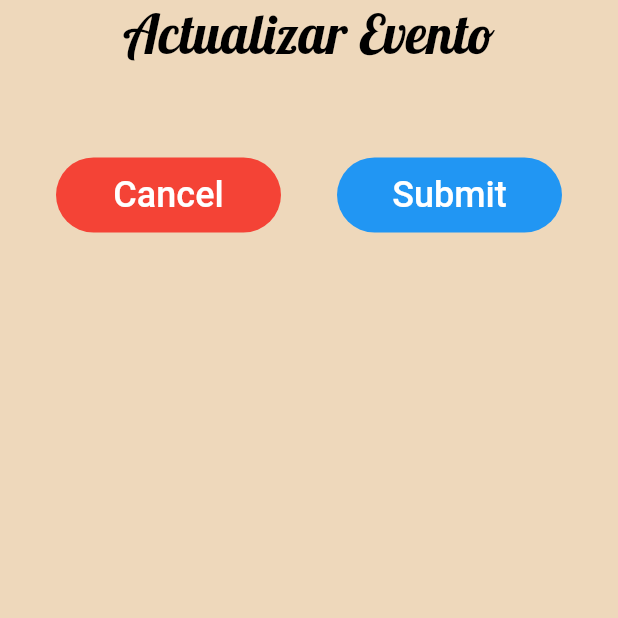
After one commit to pablove2001/La-chancla, a Flutter app: the EventsPage screen opened directly, item 3 of the bottom bar chosen, after a tap on the "edit" icon, on a phone screen of 412 x 824 dp, the top half of it. The commit adds this screen. Run offline on Flutter 3.47's test engine with Material 2 defaults, Android fonts, the phone set to English and light mode, and no system bars; our stand-ins replace flutter_signin_button; missing offline and left inert: flutter_multi_select_items; network calls fail.

Commit message:
Updated pages and widgets

```diff
--- a/lib/content/events.dart
+++ b/lib/content/events.dart
@@ -8,8 +8,35 @@ class Events extends StatelessWidget {
     return Scaffold(
       backgroundColor: Color.fromRGBO(238, 216, 187, 1),
       body: SafeArea(
-        child: Center(
-          child: Text("Events"),
+        child: Column(
+          crossAxisAlignment: CrossAxisAlignment.start,
+          children: [
+            Padding(
+              padding: EdgeInsets.only(top: 10, left: 15, right: 15),
+              child: Row(
+                mainAxisAlignment: MainAxisAlignment.spaceBetween,
+                children: [
+                  Text(
+                    "Explore",
+                    style: TextStyle(
+                        fontFamily: 'Lobster',
+                        fontSize: 36,
+                        color: Colors.black),
+                  ),
+                  IconButton(
+                    iconSize: 35,
+                    onPressed: () {},
+                    icon: Icon(
+                      Icons.search_rounded,
+                    ),
+                  ),
+                ],
+              ),
+            ),
+            SizedBox(
+              height: 15,
+            )
+          ],
         ),
       ),
     );
--- a/lib/screens/event_details_page.dart
+++ b/lib/screens/event_details_page.dart
@@ -11,7 +11,7 @@ class EventDetailsPage extends StatelessWidget {
         title: Text("Event details"),
       ),
       body: Center(
-        child: Text("dasdasdasd"),
+        child: Text("Event details page"),
       ),
     );
   }
--- a/lib/screens/events_page.dart
+++ b/lib/screens/events_page.dart
@@ -13,7 +13,7 @@ class EventsPage extends StatefulWidget {
 
 class _EventsPageState extends State<EventsPage> {
   int _currentPageIndex = 0;
-  final _pagesName = ["Recommended", "Events", "Profile"];
+  final _pagesName = ["Home", "Events", "Profile"];
   final _pagesList = [RecommendedEvents(), Events(), Profile()];
 
   @override
--- /dev/null
+++ b/lib/screens/update_events_page.dart
@@ -0,0 +1,68 @@
+import 'package:flutter/material.dart';
+
+class UpdateEventsPage extends StatelessWidget {
+  const UpdateEventsPage({super.key});
+
+  @override
+  Widget build(BuildContext context) {
+    return Scaffold(
+      backgroundColor: Color.fromRGBO(238, 216, 187, 1),
+      body: SafeArea(
+        child: Column(
+          children: [
+            Text(
+              "Actualizar Evento",
+              style: TextStyle(
+                  fontFamily: 'Lobster', fontSize: 36, color: Colors.black),
+            ),
+            Padding(
+              padding: const EdgeInsets.all(30.0),
+              child: Form(
+                child: Column(
+                  children: [],
+                ),
+              ),
+            ),
+            Row(
+              mainAxisAlignment: MainAxisAlignment.spaceEvenly,
+              children: [
+                Container(
+                  width: 150,
+                  height: 50,
+                  decoration: BoxDecoration(
+                    borderRadius: BorderRadius.circular(30),
+                    color: Colors.red,
+                  ),
+                  child: TextButton(
+                    onPressed: () {
+                      Navigator.pop(context);
+                    },
+                    child: Text(
+                      "Cancel",
+                      style: TextStyle(fontSize: 24, color: Colors.white),
+                    ),
+                  ),
+                ),
+                Container(
+                  width: 150,
+                  height: 50,
+                  decoration: BoxDecoration(
+                    borderRadius: BorderRadius.circular(30),
+                    color: Colors.blue,
+                  ),
+                  child: TextButton(
+                    onPressed: () {},
+                    child: Text(
+                      "Submit",
+                      style: TextStyle(fontSize: 24, color: Colors.white),
+                    ),
+                  ),
+                ),
+              ],
+            ),
+          ],
+        ),
+      ),
+    );
+  }
+}
--- /dev/null
+++ b/lib/widgets/my_events_cards.dart
@@ -0,0 +1,84 @@
+import 'package:flutter/material.dart';
+import 'package:lachancla/screens/update_events_page.dart';
+
+class MyEventsCards extends StatelessWidget {
+  const MyEventsCards({super.key});
+
+  @override
+  Widget build(BuildContext context) {
+    return Card(
+      clipBehavior: Clip.antiAlias,
+      shape: RoundedRectangleBorder(
+        borderRadius: BorderRadius.circular(15.0),
+      ),
+      child: Column(
+        children: [
+          ListTile(
+            leading: Image.network(
+              "https://knightsbanner.com/wp-content/uploads/2018/02/The_Greatest_Showman-copy-900x400.png",
+            ),
+            title: Text('Melbourne Cricket Stadium'),
+            subtitle: Text('Australia'),
+          ),
+          Row(
+            mainAxisAlignment: MainAxisAlignment.end,
+            children: [
+              MaterialButton(
+                child: Icon(
+                  Icons.edit,
+                ),
+                onPressed: () {
+                  Navigator.of(context).push(
+                    MaterialPageRoute(
+                      builder: (context) => UpdateEventsPage(),
+                    ),
+                  );
+                },
+              ),
+              MaterialButton(
+                child: Icon(
+                  Icons.delete,
+                ),
+                onPressed: () => _dialogBuilder(context),
+              ),
+            ],
+          )
+        ],
+      ),
+    );
+  }
+}
+
+Future<void> _dialogBuilder(BuildContext context) {
+  return showDialog<void>(
+    context: context,
+    builder: (BuildContext context) {
+      return AlertDialog(
+        title: Text('Quieres eliminarlo?'),
+        actions: <Widget>[
+          TextButton(
+            style: TextButton.styleFrom(
+              textStyle: Theme.of(context).textTheme.labelLarge,
+            ),
+            child: Text('Cancel'),
+            onPressed: () {
+              Navigator.of(context).pop();
+            },
+          ),
+          TextButton(
+            style: TextButton.styleFrom(
+              textStyle: Theme.of(context).textTheme.labelLarge,
+            ),
+            child: Text(
+              'Delete',
+              style: TextStyle(color: Colors.red),
+            ),
+            onPressed: () {
+              Navigator.of(context).pop();
+            },
+          ),
+        ],
+      );
+    },
+  );
+}
--- /dev/null
+++ b/lib/widgets/recommended_cards.dart
@@ -0,0 +1,55 @@
+import 'package:flutter/material.dart';
+import 'package:lachancla/screens/event_details_page.dart';
+
+class RecommendedCards extends StatelessWidget {
+  const RecommendedCards({super.key});
+
+  @override
+  Widget build(BuildContext context) {
+    return GestureDetector(
+      onTap: () {
+        Navigator.of(context).push(
+          MaterialPageRoute(
+            builder: (context) => EventDetailsPage(),
+          ),
+        );
+      },
+      child: Card(
+        margin: EdgeInsets.all(10),
+        clipBehavior: Clip.antiAlias,
+        shape: RoundedRectangleBorder(
+          borderRadius: BorderRadius.circular(15.0),
+        ),
+        child: Column(
+          children: [
+            ClipRRect(
+              borderRadius: const BorderRadius.only(
+                topRight: Radius.circular(20),
+                topLeft: Radius.circular(20),
+              ),
+              child: Image.network(
+                "https://knightsbanner.com/wp-content/uploads/2018/02/The_Greatest_Showman-copy-900x400.png",
+                height: 100,
+                fit: BoxFit.cover,
+                width: double.infinity,
+              ),
+            ),
+            ListTile(
+              title: Center(
+                child: Text(
+                  "The greatest Shownman",
+                ),
+              ),
+              subtitle: Center(
+                child: Text(
+                  "The greatest Shownman",
+                  style: TextStyle(color: Colors.grey),
+                ),
+              ),
+            ),
+          ],
+        ),
+      ),
+    );
+  }
+}
```
Also changed, not shown: lib/content/profile.dart (+5 -53 lines), lib/content/recommended_events.dart (+2 -49 lines), lib/widgets/favorites_cards.dart (added, +28 -0 lines), lib/widgets/borrar.txt (deleted).
